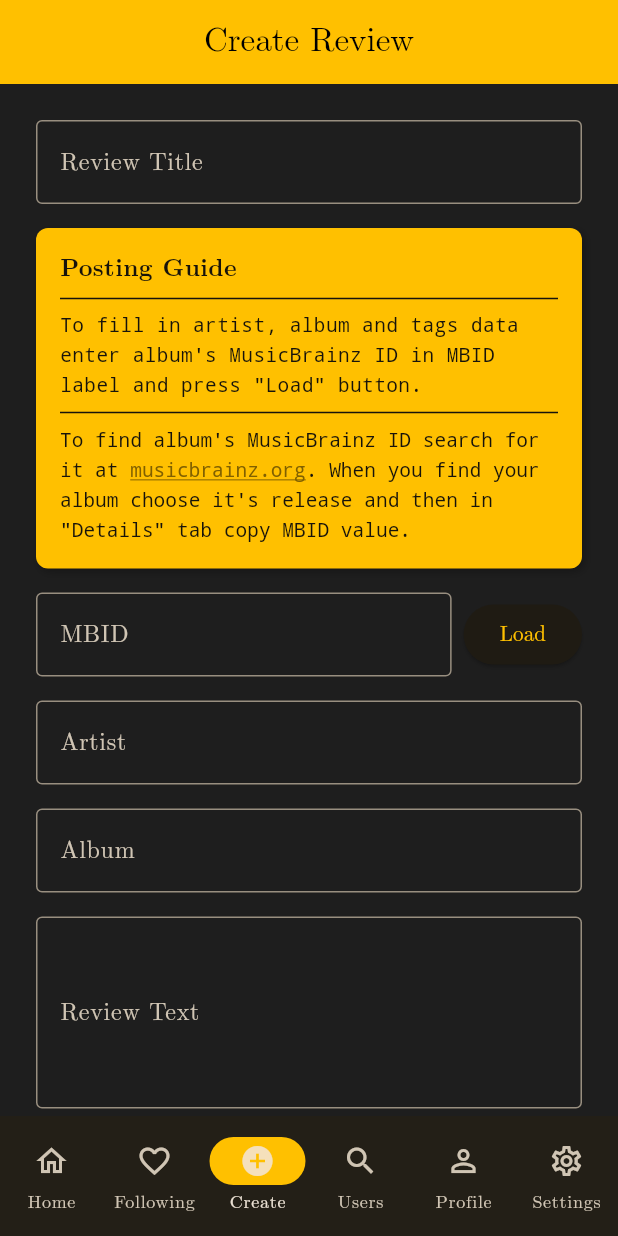
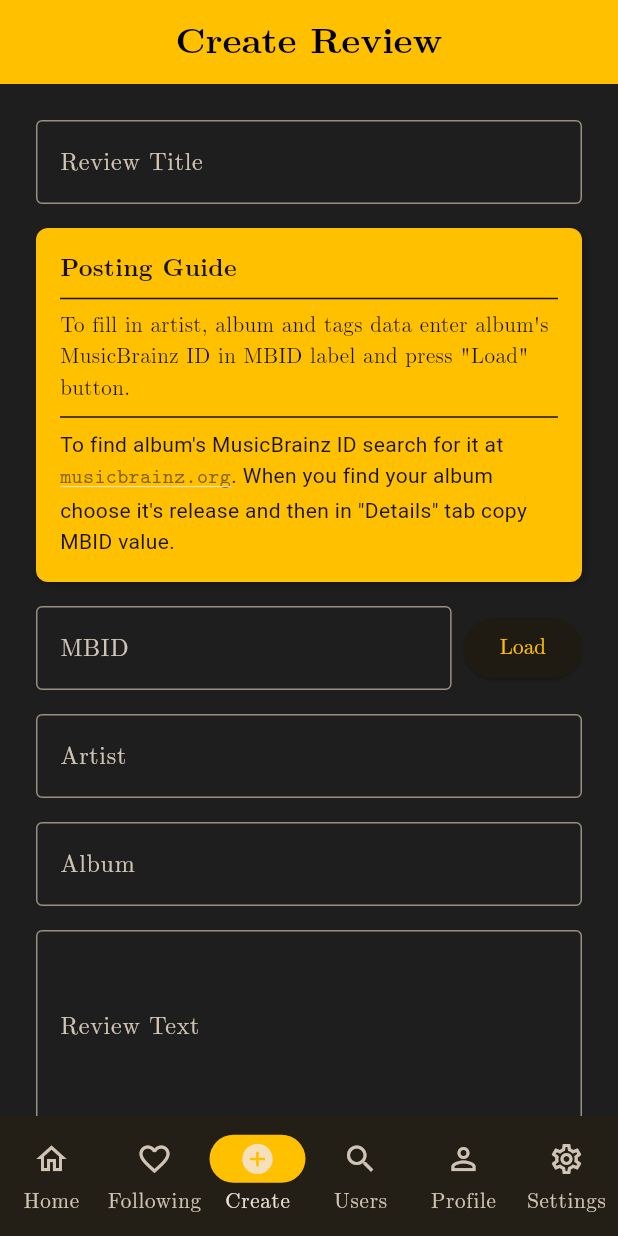
Before and after one commit to szymanp135/MiamiAmberFrontendFlutter, a Flutter app: the screen it shows after launch, item 3 of the bottom bar chosen, on a phone screen of 412 x 824 dp. Run offline on Flutter 3.47's test engine with Material 3 defaults, Android fonts, the phone set to English and light mode, and no system bars; our stand-ins replace html_unescape, shared_preferences; network calls fail.

Commit message:
adjusted font styles

```diff
--- a/lib/common_widgets.dart
+++ b/lib/common_widgets.dart
@@ -53,7 +53,7 @@ class ResponsivePostGrid extends StatelessWidget {
                 child: Row(
                   mainAxisAlignment: MainAxisAlignment.end,
                   children: [
-                    Text('Posts: ${sortedPosts.length}'),
+                    Text('Posts: ${sortedPosts.length}', style: const TextStyle(fontSize: 14)),
                     const SizedBox(width: 24),
                     const Text("Sort by: "),
                     DropdownButton<SortingType>(
@@ -152,21 +152,21 @@ class VerticalPostCard extends StatelessWidget {
                 SelectableText(
                   fixText(post.title),
                   style: const TextStyle(
-                      fontWeight: FontWeight.bold, fontSize: 16),
+                      fontWeight: FontWeight.bold, fontSize: 18),
                 ),
                 const SizedBox(height: 4),
                 SelectableText(
                   "${fixText(post.artist ?? '')} • ${fixText(post.album ?? '')}",
                   style: TextStyle(
                       color: Theme.of(context).hintColor,
-                      fontSize: 12,
+                      fontSize: 13,
                       fontStyle: FontStyle.italic),
                 ),
                 const Divider(height: 20),
                 // Tekst recenzji w całości
                 SelectableText(
                   fixText(post.text),
-                  style: const TextStyle(fontSize: 14, height: 1.4),
+                  style: const TextStyle(fontSize: 15, height: 1.4),
                 ),
                 const SizedBox(height: 16),
                 Row(
@@ -244,23 +244,31 @@ class LinkableText extends StatelessWidget {
       blue: themeColor.b * multiplier
     );
 
-    return RichText(
-      text: TextSpan(
+    return Text.rich(
+      TextSpan(
         style: textStyle,
         children: [
-          TextSpan(text: text1),
+          TextSpan(text: text1, style: textStyle),
           TextSpan(
             text: text2,
             style: textStyle.copyWith(
+              fontFamily: 'Computer Modern Typewriter',
               color: linkColor,
               decoration: TextDecoration.underline,
             ),
             recognizer: TapGestureRecognizer()
               ..onTap = () => _launchUrl(url, context),
           ),
-          TextSpan(text: text3),
+          TextSpan(text: text3, style: textStyle),
         ],
       ),
     );
   }
 }
+
+TextStyle guideTextStyle(ThemeData theme) => TextStyle(
+  //fontFamily: 'Computer Modern Typewriter',
+    fontSize: 14,
+    color: theme.canvasColor,
+    height: 1.5
+);
--- a/lib/constants.dart
+++ b/lib/constants.dart
@@ -6,4 +6,6 @@ const kMiamiAmberColor = Color(0xFFFFC000);
 const kLightBgColor = Colors.white;
 const kDarkBgColor = Color(0xFF1E1E1E);
 
-const String versionText = "v1.260310.0";
+const String versionText = "v1.260310.1";
+
+const TextStyle pageTitleTextStyle = TextStyle(fontWeight: FontWeight.bold);
--- a/lib/main.dart
+++ b/lib/main.dart
@@ -61,6 +61,11 @@ class MiamiAmberApp extends StatelessWidget {
         brightness: Brightness.dark,
         scaffoldBackgroundColor: kDarkBgColor,
         fontFamily: 'Computer Modern',
+        textTheme: const TextTheme(
+          titleLarge: TextStyle(fontSize: 24),
+          bodyLarge: TextStyle(fontSize: 16),
+          labelMedium: TextStyle(fontSize: 14),
+        ),
         colorScheme: ColorScheme.fromSeed(
             seedColor: kMiamiAmberColor,
             brightness: Brightness.dark,
--- a/lib/page_create.dart
+++ b/lib/page_create.dart
@@ -163,29 +163,15 @@ class _CreatePostScreenState extends State<CreatePostScreen> {
                       fontSize: 16,
                       color: theme.canvasColor)),
               Divider(color: theme.canvasColor),
-              /*Text(postingGuide,
-                  style: TextStyle(
-                      fontFamily: 'monospace',
-                      fontSize: 13,
-                      color: theme.canvasColor,
-                      height: 1.5)),*/
               Text(postingGuidePreface,
-                  style: TextStyle(
-                      fontFamily: 'monospace',
-                      fontSize: 13,
-                      color: theme.canvasColor,
-                      height: 1.5)),
+                  style: guideTextStyle(theme)),
               Divider(color: theme.canvasColor),
               LinkableText(
                 text1: postingGuide1,
                 text2: postingGuide2,
                 text3: postingGuide3,
                 url: postingGuideUrl,
-                textStyle: TextStyle(
-                    fontFamily: 'monospace',
-                    fontSize: 13,
-                    color: theme.canvasColor,
-                    height: 1.5),
+                textStyle: guideTextStyle(theme),
               ),
             ],
           ),
@@ -211,11 +197,7 @@ class _CreatePostScreenState extends State<CreatePostScreen> {
                       color: theme.canvasColor)),
               Divider(color: theme.canvasColor),
               Text(ratingGuide,
-                  style: TextStyle(
-                      fontFamily: 'monospace',
-                      fontSize: 13,
-                      color: theme.canvasColor,
-                      height: 1.5)),
+                  style: guideTextStyle(theme)),
             ],
           ),
         );
@@ -240,17 +222,13 @@ class _CreatePostScreenState extends State<CreatePostScreen> {
                       color: theme.canvasColor)),
               Divider(color: theme.canvasColor),
               Text(taggingGuide,
-                  style: TextStyle(
-                      fontFamily: 'monospace',
-                      fontSize: 13,
-                      color: theme.canvasColor,
-                      height: 1.5)),
+                  style: guideTextStyle(theme)),
             ],
           ),
         );
 
     return Scaffold(
-      appBar: AppBar(title: const Text("Create Review")),
+      appBar: AppBar(title: const Text("Create Review", style: pageTitleTextStyle)),
       body: Center(
         child: ConstrainedBox(
           constraints: BoxConstraints(maxWidth: isWide ? 1000 : 600),
--- a/lib/page_following.dart
+++ b/lib/page_following.dart
@@ -3,6 +3,7 @@ import 'package:flutter/material.dart';
 
 import 'api_service.dart';
 import 'common_widgets.dart';
+import 'constants.dart';
 import 'models.dart';
 
 class FollowingScreen extends StatefulWidget {
@@ -30,7 +31,7 @@ class _FollwingScreenState extends State<FollowingScreen> {
   Widget build(BuildContext context) {
     return Scaffold(
       appBar: AppBar(
-        title: const Text('Following'),
+        title: const Text('Following', style: pageTitleTextStyle),
       ),
       body: FutureBuilder<List<Post>>(
         future: _postsFuture,
--- a/lib/page_home.dart
+++ b/lib/page_home.dart
@@ -3,6 +3,7 @@ import 'package:flutter/material.dart';
 
 import 'api_service.dart';
 import 'common_widgets.dart';
+import 'constants.dart';
 import 'models.dart';
 
 class HomeScreen extends StatefulWidget {
@@ -31,7 +32,7 @@ class _HomeScreenState extends State<HomeScreen>
   Widget build(BuildContext context) {
     return Scaffold(
       appBar: AppBar(
-        title: const Text('Miami Amber'),
+        title: const Text('Miami Amber', style: pageTitleTextStyle),
       ),
       body: FutureBuilder<List<Post>>(
         future: _postsFuture,
--- a/lib/page_settings.dart
+++ b/lib/page_settings.dart
@@ -11,7 +11,7 @@ class SettingsScreen extends StatelessWidget {
   @override
   Widget build(BuildContext context) {
     return Scaffold(
-      appBar: AppBar(title: const Text('Settings')),
+      appBar: AppBar(title: const Text('Settings', style: pageTitleTextStyle)),
       body: _SettingsTabContent(),
     );
   }
--- a/lib/page_user.dart
+++ b/lib/page_user.dart
@@ -58,7 +58,7 @@ class _UserSearchScreenState extends State<UserSearchScreen> {
     }
 
     return Scaffold(
-      appBar: AppBar(title: const Text("Find User")),
+      appBar: AppBar(title: const Text("Find User", style: pageTitleTextStyle)),
       body: Column(
         children: [
           Center(
--- a/pubspec.yaml
+++ b/pubspec.yaml
@@ -110,6 +110,9 @@ flutter:
         - asset: assets/fonts/computer_modern/cmunbl.ttf
           style: italic
           weight: 700
+    - family: Computer Modern Typewriter
+      fonts:
+        - asset: assets/fonts/computer_modern/cmuntt.ttf
 
 flutter_launcher_icons:
   image_path: "assets/logo.png" # Ścieżka do Twojego dużego logo
```
Also changed, not shown: lib/page_profile.dart (+2 -6 lines).
